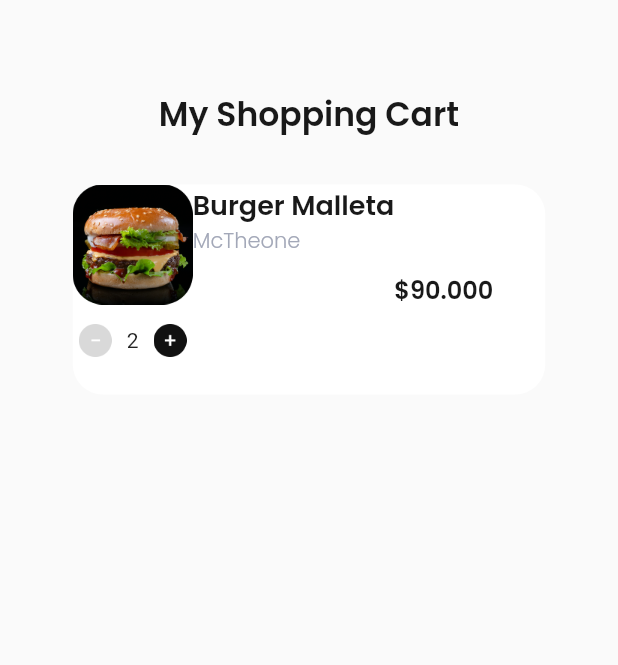
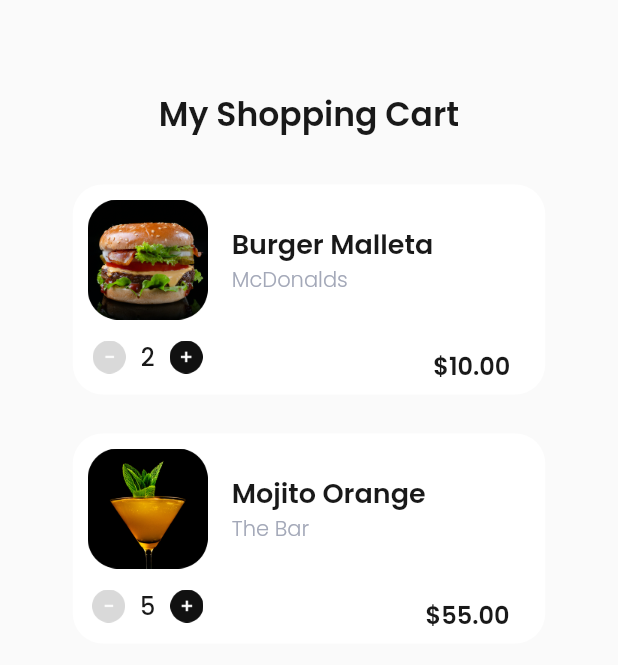
Before and after one commit to Jerry2204/Seven-Days-Flutter, a Flutter app: the screen it shows after launch, on a phone screen of 412 x 824 dp. Shown: the top 665 px of the screen. Run offline on Flutter 3.47's test engine with Material 2 defaults, Android fonts, the phone set to English and light mode, and no system bars; our stand-ins replace google_fonts.

Commit message:
cart list

```diff
--- a/lib/pages/first_trade.dart
+++ b/lib/pages/first_trade.dart
@@ -1,5 +1,6 @@
 import 'package:flutter/material.dart';
 import 'package:google_fonts/google_fonts.dart';
+import 'package:sevendays/widgets/cart_list.dart';
 
 class FirstTrade extends StatelessWidget {
   @override
@@ -23,76 +24,27 @@ class FirstTrade extends StatelessWidget {
             SizedBox(
               height: 30,
             ),
-            Container(
-              width: 315,
-              height: 140,
-              decoration: BoxDecoration(
-                color: Color(0xffFFFFFF),
-                borderRadius: BorderRadius.circular(20),
-              ),
-              child: Row(
-                children: [
-                  Column(
-                    children: [
-                      Image.asset(
-                        'assets/burger.png',
-                        width: 80,
-                      ),
-                      SizedBox(
-                        height: 13,
-                      ),
-                      Row(
-                        children: [
-                          Image.asset(
-                            'assets/min_icon.png',
-                            width: 22,
-                          ),
-                          SizedBox(
-                            width: 10,
-                          ),
-                          Text('2'),
-                          SizedBox(
-                            width: 10,
-                          ),
-                          Image.asset(
-                            'assets/plus_icon.png',
-                            width: 22,
-                          ),
-                        ],
-                      )
-                    ],
-                  ),
-                  Column(
-                    crossAxisAlignment: CrossAxisAlignment.start,
-                    children: [
-                      Text(
-                        'Burger Malleta',
-                        style: GoogleFonts.poppins(
-                          color: Color(0xff191919),
-                          fontSize: 18,
-                          fontWeight: FontWeight.w600,
-                        ),
-                      ),
-                      Text(
-                        'McTheone',
-                        style: GoogleFonts.poppins(
-                          color: Color(0xffA3A8B8),
-                          fontWeight: FontWeight.w300,
-                        ),
-                      ),
-                    ],
-                  ),
-                  Text(
-                    '\$90.000',
-                    style: GoogleFonts.poppins(
-                      color: Color(0xff191919),
-                      fontWeight: FontWeight.w600,
-                      fontSize: 16,
-                    ),
-                  ),
-                ],
-              ),
-            )
+            CartList(
+              imageUrl: 'assets/burger.png',
+              iconMin: 'assets/min_icon.png',
+              iconPlus: 'assets/plus_icon.png',
+              amount: '2',
+              food: 'Burger Malleta',
+              place: 'McDonalds',
+              price: '\$10.00',
+            ),
+            SizedBox(
+              height: 26,
+            ),
+            CartList(
+              imageUrl: 'assets/flower.png',
+              iconMin: 'assets/min_icon.png',
+              iconPlus: 'assets/plus_icon.png',
+              amount: '5',
+              food: 'Mojito Orange',
+              place: 'The Bar',
+              price: '\$55.00',
+            ),
           ],
         ),
       ),
--- /dev/null
+++ b/lib/widgets/cart_list.dart
@@ -0,0 +1,119 @@
+import 'package:flutter/material.dart';
+import 'package:google_fonts/google_fonts.dart';
+
+class CartList extends StatelessWidget {
+  String imageUrl;
+  String iconMin;
+  String amount;
+  String iconPlus = 'assets/plus_icon.png';
+  String food = 'Burger';
+  String place = 'McDonalds';
+  String price = '\$10.00';
+
+  CartList(
+      {this.imageUrl = 'assets/burger.png',
+      this.iconMin = 'assets/min_icon.png',
+      this.amount = '2',
+      this.iconPlus = 'assets/plus_icon.png',
+      this.food = 'Burger',
+      this.place = 'McDonalds',
+      this.price = '\$10.00'});
+  @override
+  Widget build(BuildContext context) {
+    return Container(
+      width: 315,
+      height: 140,
+      decoration: BoxDecoration(
+        color: Color(0xffFFFFFF),
+        borderRadius: BorderRadius.circular(20),
+      ),
+      child: Row(
+        children: [
+          Padding(
+            padding: const EdgeInsets.only(
+              top: 10,
+              left: 10,
+            ),
+            child: Column(
+              children: [
+                Image.asset(
+                  imageUrl,
+                  width: 80,
+                ),
+                SizedBox(
+                  height: 13,
+                ),
+                Row(
+                  children: [
+                    Image.asset(
+                      iconMin,
+                      width: 22,
+                    ),
+                    SizedBox(
+                      width: 10,
+                    ),
+                    Text(
+                      amount,
+                      style: GoogleFonts.poppins(
+                        color: Color(0xff191919),
+                        fontSize: 16,
+                        fontWeight: FontWeight.w500,
+                      ),
+                    ),
+                    SizedBox(
+                      width: 10,
+                    ),
+                    Image.asset(
+                      iconPlus,
+                      width: 22,
+                    ),
+                  ],
+                )
+              ],
+            ),
+          ),
+          Padding(
+            padding: const EdgeInsets.only(
+              top: 26,
+              left: 16,
+            ),
+            child: Column(
+              crossAxisAlignment: CrossAxisAlignment.start,
+              children: [
+                Text(
+                  food,
+                  style: GoogleFonts.poppins(
+                    color: Color(0xff191919),
+                    fontSize: 18,
+                    fontWeight: FontWeight.w600,
+                  ),
+                ),
+                Text(
+                  place,
+                  style: GoogleFonts.poppins(
+                    color: Color(0xffA3A8B8),
+                    fontWeight: FontWeight.w300,
+                  ),
+                ),
+              ],
+            ),
+          ),
+          Padding(
+            padding: const EdgeInsets.only(
+              top: 102,
+              right: 16,
+            ),
+            child: Text(
+              price,
+              style: GoogleFonts.poppins(
+                color: Color(0xff191919),
+                fontWeight: FontWeight.w600,
+                fontSize: 16,
+              ),
+            ),
+          ),
+        ],
+      ),
+    );
+  }
+}
```
